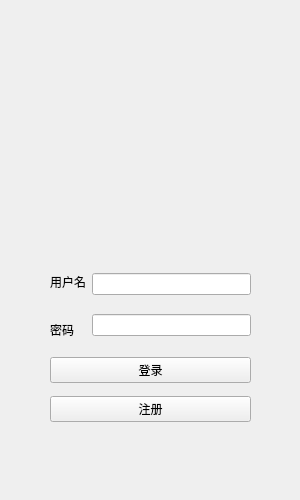
Casio-3/SMS, file Client/mm0login.ui: the form before one commit.
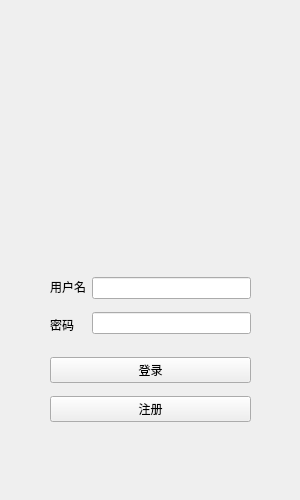
The form after the commit.

Commit message: 实现进入时切到登陆界面，但登陆界面和注册界面間通信有问题

Patch:
```diff
--- a/Client/mm0login.ui
+++ b/Client/mm0login.ui
@@ -53,9 +53,9 @@
    <property name="geometry">
     <rect>
      <x>50</x>
-     <y>260</y>
+     <y>270</y>
      <width>201</width>
-     <height>91</height>
+     <height>71</height>
     </rect>
    </property>
    <layout class="QHBoxLayout" name="horizontalLayout">
@@ -75,6 +75,11 @@
       </item>
       <item>
        <widget class="QLabel" name="label">
+        <property name="font">
+         <font>
+          <family>微软雅黑</family>
+         </font>
+        </property>
         <property name="text">
          <string>密码</string>
         </property>
```
Left out of the diff: 4 changed lines with no effect on the pictures. The commit also changes 5 other files.
